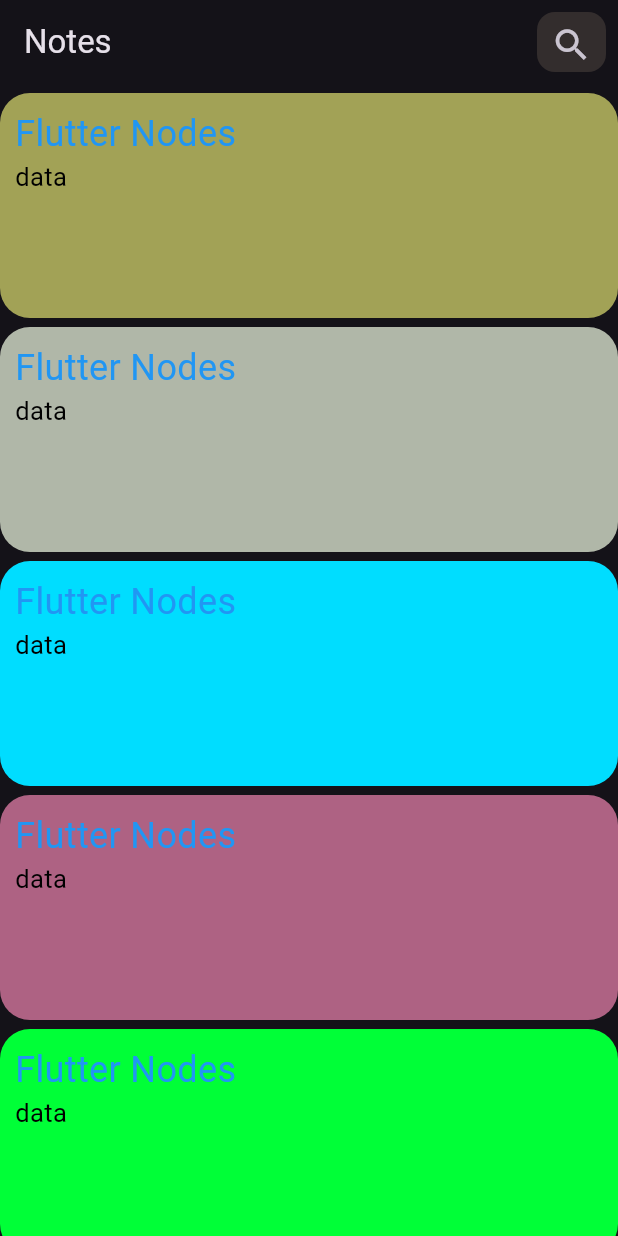
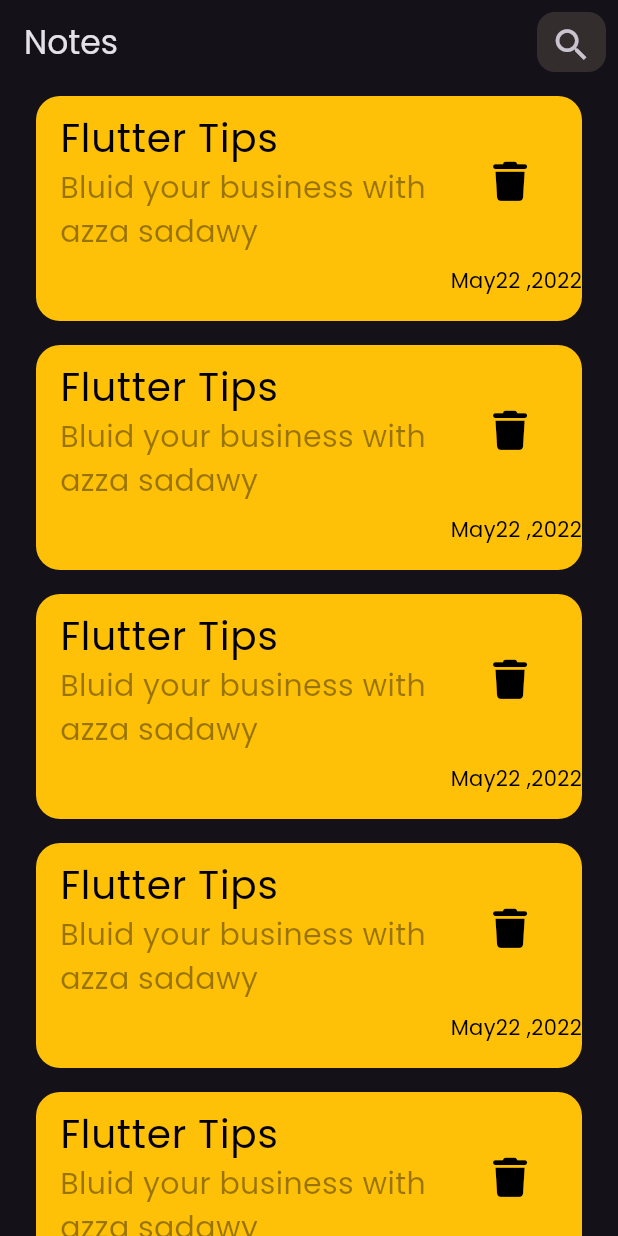
Before and after one commit to azzas7dawy/NodesApp, a Flutter app: the screen it shows after launch, on a phone screen of 412 x 824 dp. Run offline on Flutter 3.47's test engine with Material 3 defaults, Android fonts, the phone set to English and light mode, and no system bars; our stand-ins replace font_awesome_flutter.

Commit message:
create ListViewNotes

```diff
--- a/lib/main.dart
+++ b/lib/main.dart
@@ -24,6 +24,8 @@
       // ),
       theme: ThemeData(
         brightness: Brightness.dark,
+
+        fontFamily: 'Poppins',
       ),
       home: const HomePage (),
     );
--- a/lib/views/homepage.dart
+++ b/lib/views/homepage.dart
@@ -1,4 +1,6 @@
 import 'package:flutter/material.dart';
+import 'package:notessapp/widgets/notesListview.dart';
+import 'package:notessapp/widgets/notescard.dart';
 
 import '../widgets/iconsearch.dart';
 import 'nodecard.dart';
@@ -11,28 +13,35 @@
     return Scaffold(
         appBar: AppBar(
           //backgroundColor: Colors.black,
-        title: Text("Notes"),
-          actions: [
-
+          title:const Text("Notes"),
+          actions:const [
           CustomSearchWidget(),
           ],
-
         ),
-    body: SingleChildScrollView(
-
-      child: SizedBox(
+        body:const Padding(
+          padding: EdgeInsets.symmetric(horizontal: 24),
           child: Column(
             children: [
-            NodesCard(bColors: const Color.fromARGB(255, 162, 162, 86),TextCard: "Flutter Nodes",sColors: Colors.black,),
-            NodesCard(bColors: const Color.fromARGB(255, 176, 183, 168),TextCard: "Flutter Nodes",sColors: Colors.black,),
-           NodesCard(bColors: const Color.fromARGB(255, 0, 221, 255),TextCard: "Flutter Nodes",sColors: Colors.black,),
-           NodesCard(bColors: const Color.fromARGB(255, 174, 98, 131),TextCard: "Flutter Nodes",sColors: Colors.black,),
-            NodesCard(bColors: const Color.fromARGB(255, 0, 255, 55),TextCard: "Flutter Nodes",sColors: Colors.black,),
+             // SizedBox(height: 20,),
+              Expanded(child: NotesListView()),
+              // NotesCard(
+              //   bColor: const Color(0xffFFCC80),
+              // )
+              // NodesCard(
+              //   bColors: const Color.fromARGB(255, 162, 162, 86),
+              //   TextCard: "Flutter Nodes",
+              //   sColors: Colors.black,
+              // ),
+              // //  NodesCard(bColors: const Color.fromARGB(255, 176, 183, 168),TextCard: "Flutter Nodes",sColors: Colors.black,),
+              // //  NodesCard(bColors: const Color.fromARGB(255, 0, 221, 255),TextCard: "Flutter Nodes",sColors: Colors.black,),
+
+
+              // SizedBox(height:10 ,),
+              // NotesCard(
+              //   bColor: const Color.fromARGB(255, 17, 17, 15),
+              // ),
             ],
           ),
-      ),
-    )
-
-    );
+        ));
   }
 }
--- /dev/null
+++ b/lib/widgets/notesListview.dart
@@ -0,0 +1,17 @@
+import 'package:flutter/material.dart';
+import 'package:flutter/widgets.dart';
+import 'package:notessapp/widgets/notescard.dart';
+
+class NotesListView extends StatelessWidget {
+  const NotesListView({super.key});
+
+  @override
+  Widget build(BuildContext context) {
+    return ListView.builder(itemBuilder : (context, index){
+      return Padding(
+        padding: const EdgeInsets.symmetric(vertical: 8.0),
+        child: NotesCard(bColor: Colors.white24),
+      );
+    });
+  }
+}
--- /dev/null
+++ b/lib/widgets/notescard.dart
@@ -0,0 +1,57 @@
+import 'package:flutter/material.dart';
+import 'package:font_awesome_flutter/font_awesome_flutter.dart';
+
+class NotesCard extends StatelessWidget {
+  NotesCard({
+    super.key,
+    required this.bColor,
+  });
+  final Color bColor;
+  @override
+  Widget build(BuildContext context) {
+    return Container(
+      height: 150,
+      width: double.infinity,
+      decoration: BoxDecoration(
+        borderRadius: BorderRadius.circular(16),
+        color: Colors.amber,
+      ),
+      child: Column(
+        crossAxisAlignment: CrossAxisAlignment.end,
+        children: [
+          ListTile(
+            title:const Text(
+              "Flutter Tips",
+              style: TextStyle(
+                fontSize: 26,
+                color: Colors.black,
+              ),
+            ),
+            subtitle: Text(
+              "Bluid your business with azza sadawy",
+              style: TextStyle(
+                 fontSize: 20,
+                color: Colors.black.withOpacity(0.4),
+              ),
+            ),
+            trailing: IconButton(
+                onPressed: () {},
+                icon:const Icon(
+                  FontAwesomeIcons.trash,
+                  // Icons.delete,
+                  color: Colors.black,
+                  size: 26,
+                )),
+          ),
+          Text(
+            'May22 ,2022',
+            style: TextStyle(
+              //fontSize: 15,
+              color: Colors.black,
+            ),
+          )
+        ],
+      ),
+    );
+  }
+}
```
Also changed, not shown: pubspec.yaml (+7 -7 lines), lib/views/Assets/fonts/Poppins-Regular.ttf (added), pubspec.lock. Lines whose indentation alone changed are shown as unchanged.
